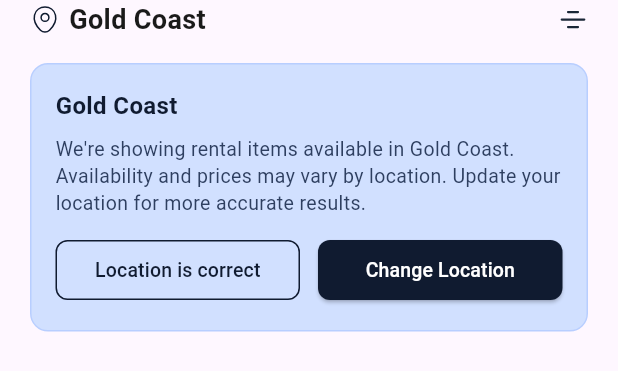
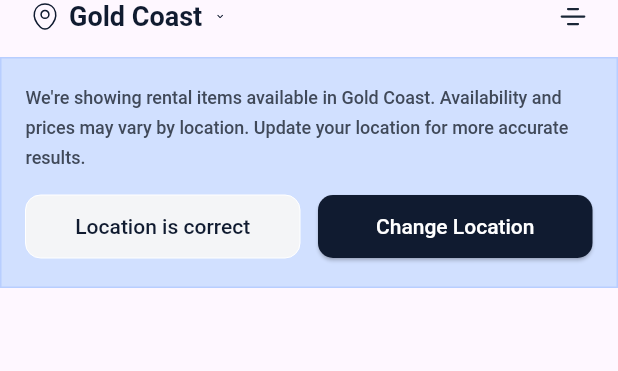
Before and after one commit to Nimesh07Lawati/unoapp, a Flutter app: the HomeHeader widget shown alone on an empty page, opened directly, on a phone screen of 412 x 824 dp. Shown: the top 371 px of the screen. Run offline on Flutter 3.47's test engine with Material 3 defaults, Android fonts, the light colour scheme and no system bars; our stand-ins replace flutter_svg, go_router; Roboto replaces fonts that are missing (PublicSans).

Commit message:
first section layout complete

```diff
--- /dev/null
+++ b/lib/core/application_style/app_button_styles.dart
@@ -0,0 +1,22 @@
+import 'package:flutter/material.dart';
+
+class AppButtonStyles {
+  // Common border radius for buttons
+  static final BorderRadius _borderRadius = BorderRadius.circular(10);
+
+  // Style for "Location is correct"
+  static final ButtonStyle leftButtonOfHeader = OutlinedButton.styleFrom(
+    backgroundColor: const Color(0xFFF4F5F7),
+    padding: const EdgeInsets.symmetric(vertical: 10),
+    shape: RoundedRectangleBorder(borderRadius: _borderRadius),
+    side: const BorderSide(color: Color(0xFFFFFFFF), width: 0),
+  );
+
+  // Style for "Change Location"
+  static final ButtonStyle rightButtonOfHeader = ElevatedButton.styleFrom(
+    foregroundColor: Colors.white,
+    backgroundColor: const Color(0xFF101B30),
+    padding: const EdgeInsets.symmetric(vertical: 10),
+    shape: RoundedRectangleBorder(borderRadius: _borderRadius),
+  );
+}
--- a/lib/core/application_style/app_text_style.dart
+++ b/lib/core/application_style/app_text_style.dart
@@ -10,13 +10,30 @@ class AppTextStyles {
     color: Color(0xFF101B30),
   );
 
-  static const TextStyle buttonLabel = TextStyle(
+  static const TextStyle texts = TextStyle(
+    fontFamily: 'PublicSans',
+    fontWeight: FontWeight.w500,
+    fontSize: 12,
+    height: 20 / 12, // line-height ÷ font-size
+    letterSpacing: 0,
+    color: Color(0xFF404959),
+  );
+  static const TextStyle buttonLabelRight = TextStyle(
     fontFamily: 'PublicSans',
     fontWeight: FontWeight.w500,
     fontSize: 14,
     height: 22 / 14, // line-height ÷ font-size
     letterSpacing: 0,
     color: Color(0xFFFFFFFF),
+  );
+
+  static const TextStyle buttonLabelLeft = TextStyle(
+    fontFamily: 'PublicSans',
+    fontWeight: FontWeight.w500,
+    fontSize: 14,
+    height: 22 / 14, // line-height ÷ font-size
+    letterSpacing: 0,
+    color: Color(0xFF101B30),
   );
 
   static const TextStyle sectionLabelLeft = TextStyle(
--- /dev/null
+++ b/lib/core/application_theme/color.dart
@@ -0,0 +1,6 @@
+import 'package:flutter/material.dart';
+
+class AppColors {
+  static const Color appBackgroundColor = Color(0xFFF9F9F9);
+  static const Color noticeBackgroundColor = Color(0xFFD1E0FF);
+}
--- a/lib/screens/home_page_widgets/categories_section.dart
+++ b/lib/screens/home_page_widgets/categories_section.dart
@@ -1,4 +1,5 @@
 import 'package:flutter/material.dart';
+import 'package:unoapp/core/application_style/app_text_style.dart';
 
 class CategoriesSection extends StatelessWidget {
   const CategoriesSection({super.key});
@@ -16,20 +17,31 @@ class CategoriesSection extends StatelessWidget {
     return Column(
       crossAxisAlignment: CrossAxisAlignment.start,
       children: [
-        const Padding(
-          padding: EdgeInsets.symmetric(horizontal: 20),
-          child: Text(
-            'Categories',
-            style: TextStyle(
-              fontSize: 18,
-              fontWeight: FontWeight.bold,
-              color: Color(0xFF1A1A1A),
-            ),
+        // Top section with "Categories" and "See All"
+        Padding(
+          padding: const EdgeInsets.symmetric(horizontal: 20),
+          child: Row(
+            mainAxisAlignment: MainAxisAlignment.spaceBetween,
+            children: [
+              const Text('Categories', style: AppTextStyles.sectionLabelLeft),
+              GestureDetector(
+                onTap: () {
+                  // Handle See All tap
+                },
+                child: const Text(
+                  'See All',
+                  style: AppTextStyles
+                      .sectionLabelRight, // Assuming this style exists for 'See All'
+                ),
+              ),
+            ],
           ),
         ),
         const SizedBox(height: 16),
+
+        // Horizontal list of categories
         SizedBox(
-          height: 80,
+          height: 100, // Increased height slightly to accommodate 2-line labels
           child: ListView.builder(
             scrollDirection: Axis.horizontal,
             padding: const EdgeInsets.symmetric(horizontal: 16),
@@ -45,7 +57,7 @@ class CategoriesSection extends StatelessWidget {
                       padding: const EdgeInsets.all(12),
                       decoration: BoxDecoration(
                         color: Colors.white,
-                        shape: BoxShape.circle, // This makes it fully round
+                        shape: BoxShape.circle,
                         boxShadow: [
                           BoxShadow(
                             color: Colors.black.withOpacity(0.03),
--- a/lib/screens/home_page_widgets/home_screen_header.dart
+++ b/lib/screens/home_page_widgets/home_screen_header.dart
@@ -1,5 +1,8 @@
 import 'package:flutter/material.dart';
 import 'package:flutter_svg/flutter_svg.dart';
+import 'package:unoapp/core/application_style/app_text_style.dart';
+import 'package:unoapp/core/application_style/app_button_styles.dart';
+import 'package:unoapp/core/application_theme/color.dart';
 
 class HomeHeader extends StatelessWidget {
   const HomeHeader({super.key});
@@ -14,7 +17,6 @@ class HomeHeader extends StatelessWidget {
           child: Row(
             mainAxisAlignment: MainAxisAlignment.spaceBetween,
             children: [
-              // Location icon + label
               Row(
                 children: [
                   SvgPicture.asset(
@@ -23,22 +25,17 @@ class HomeHeader extends StatelessWidget {
                     height: 20,
                   ),
                   const SizedBox(width: 6),
-                  const Text(
-                    'Gold Coast',
-                    style: TextStyle(
-                      fontSize: 18,
-                      fontWeight: FontWeight.bold,
-                      color: Color(0xFF1A1A1A),
-                    ),
+                  const Text('Gold Coast', style: AppTextStyles.headerLabel),
+                  const SizedBox(width: 10), // Added spacing
+                  SvgPicture.asset(
+                    'assets/icons/expand.svg',
+                    width: 4,
+                    height: 8,
                   ),
                 ],
               ),
-
-              // Menu SVG icon
               GestureDetector(
-                onTap: () {
-                  // Handle menu tap
-                },
+                onTap: () {},
                 child: SvgPicture.asset(
                   'assets/icons/menu.svg',
                   width: 20,
@@ -48,39 +45,21 @@ class HomeHeader extends StatelessWidget {
             ],
           ),
         ),
-
         const SizedBox(height: 16),
-
-        // Location info card
         Padding(
-          padding: const EdgeInsets.symmetric(horizontal: 20),
+          padding: const EdgeInsets.symmetric(horizontal: 0),
           child: Container(
             padding: const EdgeInsets.all(16),
             decoration: BoxDecoration(
-              color: const Color(0xFFD1E0FF),
-              borderRadius: BorderRadius.circular(12),
+              color: AppColors.noticeBackgroundColor,
               border: Border.all(color: const Color(0xFFB8CEFF), width: 1),
             ),
             child: Column(
               crossAxisAlignment: CrossAxisAlignment.start,
               children: [
                 const Text(
-                  'Gold Coast',
-                  style: TextStyle(
-                    fontSize: 16,
-                    fontWeight: FontWeight.bold,
-                    color: Color(0xFF101B30),
-                  ),
-                ),
-                const SizedBox(height: 8),
-                const Text(
                   'We\'re showing rental items available in Gold Coast. Availability and prices may vary by location. Update your location for more accurate results.',
-                  style: TextStyle(
-                    fontSize: 13,
-                    fontWeight: FontWeight.w400,
-                    color: Color(0xFF2E3F60),
-                    height: 1.4,
-                  ),
+                  style: AppTextStyles.texts,
                 ),
                 const SizedBox(height: 12),
                 Row(
@@ -88,18 +67,10 @@ class HomeHeader extends StatelessWidget {
                     Expanded(
                       child: OutlinedButton(
                         onPressed: () {},
-                        style: OutlinedButton.styleFrom(
-                          foregroundColor: const Color(0xFF101B30),
-                          side: const BorderSide(color: Color(0xFF101B30)),
-                          backgroundColor: Colors.transparent,
-                          padding: const EdgeInsets.symmetric(vertical: 10),
-                          shape: RoundedRectangleBorder(
-                            borderRadius: BorderRadius.circular(8),
-                          ),
-                        ),
+                        style: AppButtonStyles.leftButtonOfHeader,
                         child: const Text(
                           'Location is correct',
-                          style: TextStyle(fontSize: 13),
+                          style: AppTextStyles.buttonLabelLeft,
                         ),
                       ),
                     ),
@@ -107,17 +78,10 @@ class HomeHeader extends StatelessWidget {
                     Expanded(
                       child: ElevatedButton(
                         onPressed: () {},
-                        style: ElevatedButton.styleFrom(
-                          foregroundColor: Colors.white,
-                          backgroundColor: const Color(0xFF101B30),
-                          padding: const EdgeInsets.symmetric(vertical: 10),
-                          shape: RoundedRectangleBorder(
-                            borderRadius: BorderRadius.circular(8),
-                          ),
-                        ),
+                        style: AppButtonStyles.rightButtonOfHeader,
                         child: const Text(
                           'Change Location',
-                          style: TextStyle(fontSize: 13),
+                          style: AppTextStyles.buttonLabelRight,
                         ),
                       ),
                     ),
--- a/pubspec.yaml
+++ b/pubspec.yaml
@@ -40,3 +40,8 @@ flutter:
     - assets/icons/menu.svg
     - assets/fonts/PublicSans-Regular.ttf
     - assets/fonts/PublicSans-SemiBold.ttf
+    - assets/application_images/car.jpg
+    - assets/application_images/date_table.jpg
+    - assets/application_images/dining_hall.jpg
+    - assets/application_images/tools.jpg
+    - assets/application_images/water_sports.jpg
```
Also changed, not shown: assets/application_images/car.jpg (added), assets/application_images/date_table.jpg (added), assets/application_images/dining_hall.jpg (added), assets/application_images/tools.jpg (added), assets/application_images/water_sports.jpg (added), 1 other file.
